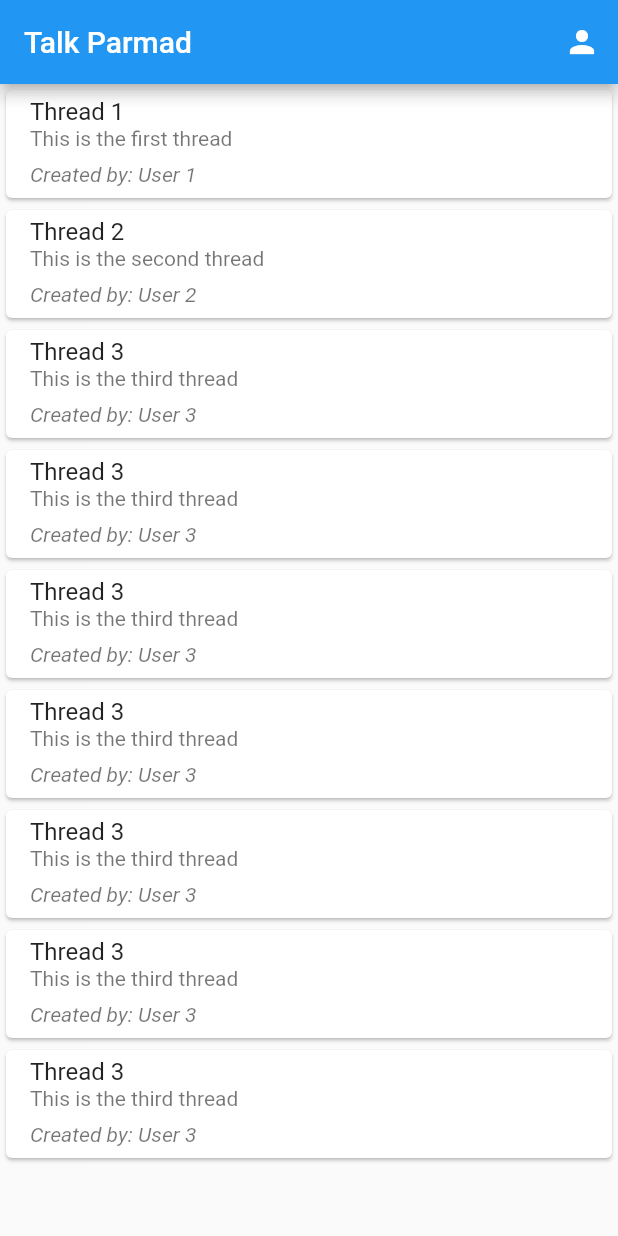
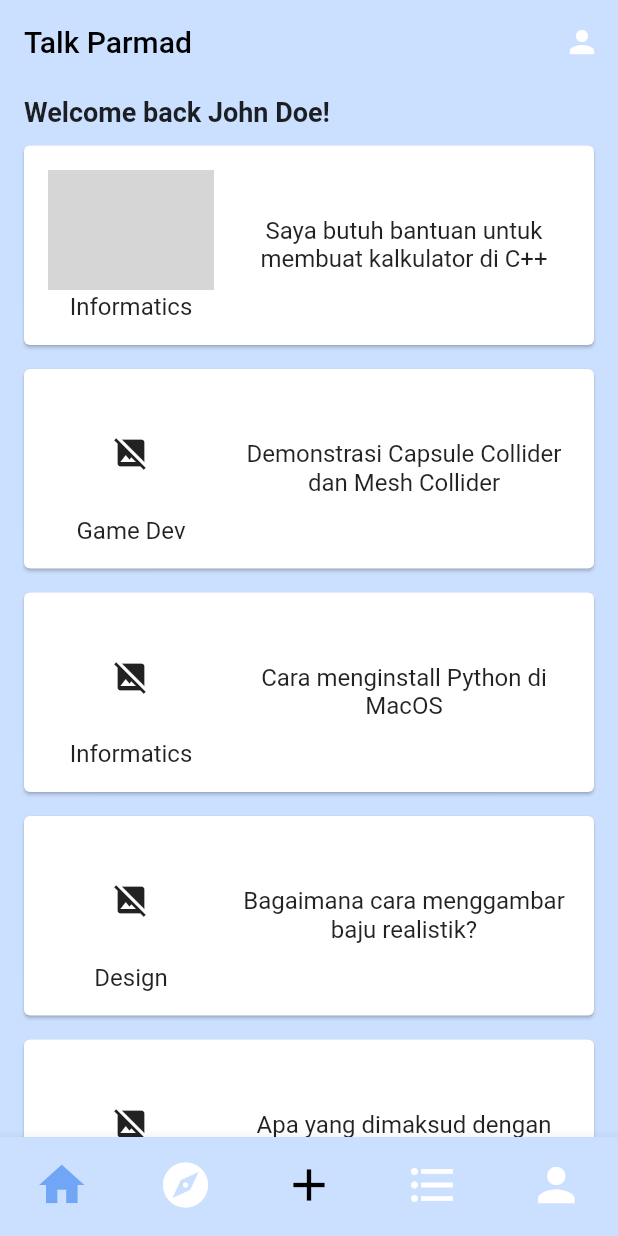
Before and after one commit to drdofx/talk-parmad-app, a Flutter app: the screen it shows after launch, on a phone screen of 412 x 824 dp. Run offline on Flutter 3.47's test engine with Material 2 defaults, Android fonts, the phone set to English and light mode, and no system bars; missing offline and left inert: dart:ffi; network calls fail; grey boxes are pictures that could not be loaded.

Commit message:
initial project structure with home page done

```diff
--- a/lib/main.dart
+++ b/lib/main.dart
@@ -5,17 +5,100 @@ void main() {
   runApp(const MyApp());
 }
 
-class MyApp extends StatelessWidget {
+class MyApp extends StatefulWidget {
   const MyApp({Key? key}) : super(key: key);
+
+  @override
+  _MyAppState createState() => _MyAppState();
+}
+
+class _MyAppState extends State<MyApp> {
+  int _selectedIndex = 0;
+
+  final List<Widget> _screens = [
+    HomePage(),
+    const Center(
+        child: Text('Forum Discovery')), // Updated text for the second item
+    const Center(
+        child: Text('Create Forum')), // Updated text for the third item
+    const Center(child: Text('Forum List')), // Updated text for the fourth item
+    const Center(child: Text('Profile')),
+  ];
+
+  void _onItemTapped(int index) {
+    setState(() {
+      _selectedIndex = index;
+    });
+  }
 
   @override
   Widget build(BuildContext context) {
     return MaterialApp(
       title: 'Talk Parmad',
       theme: ThemeData(
-        primarySwatch: Colors.blue,
+          primarySwatch: Colors.blue,
+          scaffoldBackgroundColor: const Color(0xFFCBE0FF)),
+      home: Scaffold(
+        appBar: AppBar(
+          centerTitle: false,
+          backgroundColor: const Color(0xFFCBE0FF),
+          title:
+              const Text('Talk Parmad', style: TextStyle(color: Colors.black)),
+          actions: [
+            IconButton(
+              onPressed: () {
+                setState(() {
+                  _selectedIndex = 4; // Profile
+                });
+              },
+              icon: const Icon(Icons.person),
+            ),
+          ],
+          elevation: 0.0,
+        ),
+        body: IndexedStack(
+          index: _selectedIndex,
+          children: _screens,
+        ),
+        bottomNavigationBar: BottomNavigationBar(
+          type: BottomNavigationBarType.fixed,
+          backgroundColor: const Color(0xFFCBE0FF),
+          items: const <BottomNavigationBarItem>[
+            BottomNavigationBarItem(
+              icon: Icon(Icons.home, size: 36.0),
+              label: 'Home',
+            ),
+            BottomNavigationBarItem(
+              icon: Icon(Icons.explore,
+                  size: 36.0), // Updated icon for the second item
+              label: 'Forum Discovery',
+            ),
+            BottomNavigationBarItem(
+              icon: Icon(
+                Icons.add,
+                size: 36.0,
+                color: Colors.black,
+              ), // Updated icon for the third item
+              label: 'Create Forum',
+            ),
+            BottomNavigationBarItem(
+              icon: Icon(Icons.format_list_bulleted,
+                  size: 36.0), // Updated icon for the fourth item
+              label: 'Forum List',
+            ),
+            BottomNavigationBarItem(
+              icon: Icon(Icons.person, size: 36.0),
+              label: 'Profile',
+            ),
+          ],
+          currentIndex: _selectedIndex,
+          selectedItemColor: const Color(0xFF70A6F5),
+          unselectedItemColor: const Color(0xFFFFFFFF),
+          showSelectedLabels: false,
+          showUnselectedLabels: false,
+          onTap: _onItemTapped,
+        ),
       ),
-      home: HomePage(),
     );
   }
 }
--- a/lib/models/forum.dart
+++ b/lib/models/forum.dart
@@ -0,0 +1,25 @@
+class Forum {
+  final int id;
+  final String forumName;
+  final String introductionText;
+  final String forumImage;
+  final String category;
+
+  Forum({
+    required this.id,
+    required this.forumName,
+    this.introductionText = '',
+    this.forumImage = '',
+    this.category = '',
+  });
+
+  factory Forum.fromJson(Map<String, dynamic> json) {
+    return Forum(
+      id: json['forum_id'],
+      forumName: json['forum_name'],
+      forumImage: json['forum_image'],
+      introductionText: json['introduction_text'],
+      category: json['category'],
+    );
+  }
+}
--- /dev/null
+++ b/lib/models/home_page.dart
@@ -0,0 +1,30 @@
+import 'dart:ffi';
+
+class HomePageModel {
+  final int forumId;
+  final String forumName;
+  final String forumImage;
+  final String threadTitle;
+  final String threadText;
+  final int threadId;
+
+  HomePageModel({
+    required this.forumId,
+    required this.forumName,
+    required this.forumImage,
+    required this.threadTitle,
+    required this.threadText,
+    required this.threadId,
+  });
+
+  factory HomePageModel.fromJson(Map<String, dynamic> json) {
+    return HomePageModel(
+      forumId: json['forum_id'],
+      forumName: json['forum_name'],
+      forumImage: json['forum_image'],
+      threadTitle: json['title'],
+      threadText: json['text'],
+      threadId: json['thread_id'],
+    );
+  }
+}
--- a/lib/models/thread.dart
+++ b/lib/models/thread.dart
@@ -1,11 +1,22 @@
 class Thread {
   final String title;
-  final String description;
-  final String createdBy;
+  final String text;
+  final int forumId;
+  final int id;
 
   Thread({
     required this.title,
-    required this.description,
-    required this.createdBy,
+    required this.text,
+    required this.forumId,
+    required this.id,
   });
+
+  factory Thread.fromJson(Map<String, dynamic> json) {
+    return Thread(
+      title: json['title'],
+      text: json['text'],
+      forumId: json['forum_id'],
+      id: json['id'],
+    );
+  }
 }
--- a/lib/models/user.dart
+++ b/lib/models/user.dart
@@ -2,13 +2,15 @@ class User {
   final String id;
   final String name;
   final String email;
-  final String avatarUrl;
+  final String profileImageUrl;
+  final String role;
 
   const User({
     required this.id,
     required this.name,
     required this.email,
-    required this.avatarUrl,
+    required this.profileImageUrl,
+    required this.role,
   });
 }
   // factory User.fromJson(Map<String, dynamic> json) {
--- a/lib/screens/home_page.dart
+++ b/lib/screens/home_page.dart
@@ -1,80 +1,93 @@
 import 'package:flutter/material.dart';
+import 'package:talk_parmad/models/forum.dart';
+import 'package:talk_parmad/models/home_page.dart';
 import 'package:talk_parmad/models/thread.dart';
 import 'package:talk_parmad/widgets/thread_card.dart';
 
-class HomePage extends StatefulWidget {
-  const HomePage({super.key});
-
-  @override
-  _HomePageState createState() => _HomePageState();
-}
-
-class _HomePageState extends State<HomePage> {
-  List<Thread> threads = [
-    Thread(
-      title: 'Thread 1',
-      description: 'This is the first thread',
-      createdBy: 'User 1',
-    ),
-    Thread(
-      title: 'Thread 2',
-      description: 'This is the second thread',
-      createdBy: 'User 2',
-    ),
-    Thread(
-      title: 'Thread 3',
-      description: 'This is the third thread',
-      createdBy: 'User 3',
-    ),
-    Thread(
-      title: 'Thread 3',
-      description: 'This is the third thread',
-      createdBy: 'User 3',
-    ),
-    Thread(
-      title: 'Thread 3',
-      description: 'This is the third thread',
-      createdBy: 'User 3',
-    ),
-    Thread(
-      title: 'Thread 3',
-      description: 'This is the third thread',
-      createdBy: 'User 3',
-    ),
-    Thread(
-      title: 'Thread 3',
-      description: 'This is the third thread',
-      createdBy: 'User 3',
-    ),
-    Thread(
-      title: 'Thread 3',
-      description: 'This is the third thread',
-      createdBy: 'User 3',
-    ),
-    Thread(
-      title: 'Thread 3',
-      description: 'This is the third thread',
-      createdBy: 'User 3',
-    ),
+class HomePage extends StatelessWidget {
+  final List<Map<String, dynamic>> apiResponse = [
+    {
+      "forum_id": 1,
+      "forum_name": "Informatics",
+      "forum_image":
+          "https://t3.ftcdn.net/jpg/02/49/82/50/360_F_249825007_f5dzNTBuUZoV5nERUWTlPDoU3cvLIBzn.jpg",
+      "thread_id": 5,
+      "title": "Saya butuh bantuan untuk membuat kalkulator di C++",
+      "text": "lorem ipsum lorem ipsum"
+    },
+    {
+      "forum_id": 2,
+      "forum_name": "Game Dev",
+      "forum_image": "",
+      "thread_id": 4,
+      "title": "Demonstrasi Capsule Collider dan Mesh Collider",
+      "text": "lorem ipsum lorem ipsum"
+    },
+    {
+      "forum_id": 1,
+      "forum_name": "Informatics",
+      "forum_image": "",
+      "thread_id": 5,
+      "title": "Cara menginstall Python di MacOS",
+      "text": "lorem ipsum lorem ipsum"
+    },
+    {
+      "forum_id": 4,
+      "forum_name": "Design",
+      "forum_image": "",
+      "thread_id": 6,
+      "title": "Bagaimana cara menggambar baju realistik?",
+      "text": "lorem ipsum lorem ipsum"
+    },
+    {
+      "forum_id": 3,
+      "forum_name": "Business",
+      "forum_image": "",
+      "thread_id": 7,
+      "title": "Apa yang dimaksud dengan blue and red ocean theory?",
+      "text": "lorem ipsum lorem ipsum"
+    },
+    // Add more API response items here
   ];
 
   @override
   Widget build(BuildContext context) {
-    return Scaffold(
-      appBar: AppBar(
-        title: const Text('Talk Parmad'),
-        actions: [
-          IconButton(onPressed: () {}, icon: const Icon(Icons.person)),
+    List<HomePageModel> homePageData = apiResponse.map((data) {
+      return HomePageModel.fromJson(data);
+    }).toList();
+
+    return SingleChildScrollView(
+      child: Column(
+        children: [
+          const Padding(
+            padding: EdgeInsets.only(left: 16, top: 8, bottom: 8),
+            child: Align(
+              alignment: Alignment.centerLeft,
+              child: Text(
+                'Welcome back John Doe!',
+                style: TextStyle(
+                  fontSize: 18,
+                  fontWeight: FontWeight.bold,
+                ),
+              ),
+            ),
+          ),
+          ListView.builder(
+            shrinkWrap: true,
+            physics: const NeverScrollableScrollPhysics(),
+            itemCount: homePageData.length,
+            itemBuilder: (BuildContext context, int index) {
+              final homePageItem = homePageData[index];
+              return Padding(
+                padding:
+                    const EdgeInsets.only(bottom: 8.0), // Add bottom margin
+                child: ThreadCard(
+                  homeData: homePageItem,
+                ),
+              );
+            },
+          ),
         ],
-      ),
-      body: ListView.builder(
-        itemCount: threads.length,
-        itemBuilder: (BuildContext context, int index) {
-          final thread = threads[index];
-          return ThreadCard(
-            thread: thread,
-          );
-        },
       ),
     );
   }
--- a/lib/widgets/thread_card.dart
+++ b/lib/widgets/thread_card.dart
@@ -1,25 +1,70 @@
 import 'package:flutter/material.dart';
+import 'package:talk_parmad/models/forum.dart';
+import 'package:talk_parmad/models/home_page.dart';
 import 'package:talk_parmad/models/thread.dart';
 
 class ThreadCard extends StatelessWidget {
-  final Thread thread;
+  final HomePageModel homeData;
 
-  const ThreadCard({super.key, required this.thread});
+  ThreadCard({required this.homeData});
 
   @override
   Widget build(BuildContext context) {
-    return Card(
-      child: ListTile(
-        title: Text(thread.title),
-        subtitle: SingleChildScrollView(
-          child: Column(
+    return Container(
+      padding:
+          EdgeInsets.symmetric(horizontal: 12.0), // Add left and right padding
+      child: Card(
+        child: Padding(
+          padding: const EdgeInsets.all(16.0),
+          child: Row(
             crossAxisAlignment: CrossAxisAlignment.start,
             children: [
-              Text(thread.description),
-              const SizedBox(height: 8.0),
-              Text(
-                'Created by: ${thread.createdBy}',
-                style: const TextStyle(fontStyle: FontStyle.italic),
+              Expanded(
+                flex: 1,
+                child: Column(
+                  crossAxisAlignment: CrossAxisAlignment.start,
+                  children: [
+                    Container(
+                      height: 80.0,
+                      width: double.infinity,
+                      child: homeData.forumImage != ""
+                          ? Image.network(
+                              homeData.forumImage,
+                              fit: BoxFit.cover,
+                            )
+                          : Icon(Icons.image_not_supported),
+                    ),
+                    SizedBox(height: 2.0),
+                    Align(
+                      alignment: Alignment.center,
+                      child: Text(
+                        homeData.forumName,
+                        style: TextStyle(
+                          fontWeight: FontWeight.normal,
+                          fontSize: 16.0,
+                        ),
+                        textAlign: TextAlign.center,
+                      ),
+                    ),
+                  ],
+                ),
+              ),
+              SizedBox(width: 16.0),
+              Expanded(
+                flex: 2,
+                child: Container(
+                  height: 100.0,
+                  child: Center(
+                    child: Text(
+                      homeData.threadTitle,
+                      style: TextStyle(
+                        fontWeight: FontWeight.normal,
+                        fontSize: 16.0,
+                      ),
+                      textAlign: TextAlign.center,
+                    ),
+                  ),
+                ),
               ),
             ],
           ),
```
Also changed, not shown: pubspec.lock, 1 other file.
